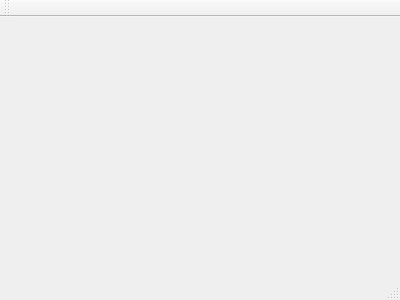
Old version of the form mainwindow.ui in the repository TaronovRmn/CAMethodCombiner.
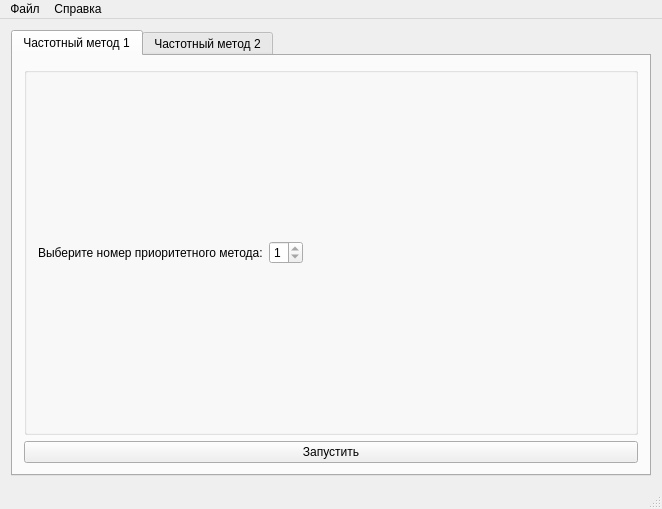
New version of the form.

```diff
--- a/mainwindow.ui
+++ b/mainwindow.ui
@@ -1,24 +1,143 @@
 <ui version="4.0">
  <class>MainWindow</class>
- <widget class="QMainWindow" name="MainWindow" >
-  <property name="geometry" >
+ <widget class="QMainWindow" name="MainWindow">
+  <property name="geometry">
    <rect>
     <x>0</x>
     <y>0</y>
-    <width>400</width>
-    <height>300</height>
+    <width>662</width>
+    <height>509</height>
    </rect>
   </property>
   <property name="windowTitle" >
    <string>MainWindow</string>
   </property>
-  <widget class="QMenuBar" name="menuBar" />
-  <widget class="QToolBar" name="mainToolBar" />
-  <widget class="QWidget" name="centralWidget" />
-  <widget class="QStatusBar" name="statusBar" />
+  <widget class="QWidget" name="centralWidget">
+   <layout class="QGridLayout" name="gridLayout">
+    <item row="0" column="0">
+     <widget class="QTabWidget" name="tabWidget">
+      <property name="currentIndex">
+       <number>0</number>
+      </property>
+      <widget class="QWidget" name="fm1tab">
+       <attribute name="title">
+        <string>Частотный метод 1</string>
+       </attribute>
+       <layout class="QGridLayout" name="gridLayout_2">
+        <item row="0" column="0">
+         <layout class="QHBoxLayout" name="horizontalLayout">
+          <item>
+           <widget class="QGroupBox" name="ourGroup">
+            <property name="enabled">
+             <bool>true</bool>
+            </property>
+            <property name="title">
+             <string/>
+            </property>
+            <layout class="QHBoxLayout" name="horizontalLayout_2">
+             <item>
+              <widget class="QLabel" name="label">
+               <property name="text">
+                <string>Выберите номер приоритетного метода:</string>
+               </property>
+              </widget>
+             </item>
+             <item>
+              <widget class="QSpinBox" name="numbersSpin">
+               <property name="minimum">
+                <number>1</number>
+               </property>
+               <property name="maximum">
+                <number>1</number>
+               </property>
+              </widget>
+             </item>
+             <item>
+              <spacer name="horizontalSpacer">
+               <property name="orientation">
+                <enum>Qt::Horizontal</enum>
+               </property>
+               <property name="sizeHint" stdset="0">
+                <size>
+                 <width>40</width>
+                 <height>20</height>
+                </size>
+               </property>
+              </spacer>
+             </item>
+            </layout>
+           </widget>
+          </item>
+         </layout>
+        </item>
+        <item row="1" column="0">
+         <widget class="QPushButton" name="fm1StartButton">
+          <property name="text">
+           <string>Запустить</string>
+          </property>
+         </widget>
+        </item>
+       </layout>
+      </widget>
+      <widget class="QWidget" name="fm2tab">
+       <attribute name="title">
+        <string>Частотный метод 2</string>
+       </attribute>
+      </widget>
+     </widget>
+    </item>
+   </layout>
+  </widget>
+  <widget class="QMenuBar" name="menuBar">
+   <property name="geometry">
+    <rect>
+     <x>0</x>
+     <y>0</y>
+     <width>662</width>
+     <height>21</height>
+    </rect>
+   </property>
+   <widget class="QMenu" name="menu">
+    <property name="title">
+     <string>Файл</string>
+    </property>
+    <addaction name="separator"/>
+    <addaction name="exit"/>
+   </widget>
+   <widget class="QMenu" name="menu_2">
+    <property name="title">
+     <string>Справка</string>
+    </property>
+    <addaction name="about"/>
+    <addaction name="author"/>
+   </widget>
+   <addaction name="menu"/>
+   <addaction name="menu_2"/>
+  </widget>
+  <widget class="QStatusBar" name="statusBar"/>
+  <action name="about">
+   <property name="text">
+    <string>О программе</string>
+   </property>
+   <property name="toolTip">
+    <string>О программе...</string>
+   </property>
+  </action>
+  <action name="exit">
+   <property name="text">
+    <string>Выход</string>
+   </property>
+   <property name="shortcut">
+    <string>Ctrl+Q</string>
+   </property>
+  </action>
+  <action name="author">
+   <property name="text">
+    <string>Автор</string>
+   </property>
+  </action>
  </widget>
- <layoutDefault spacing="6" margin="11" />
- <pixmapfunction></pixmapfunction>
+ <layoutdefault spacing="6" margin="11"/>
  <resources/>
  <connections/>
 </ui>
```
Left out of the diff: 5 changed lines with no effect on the pictures.
